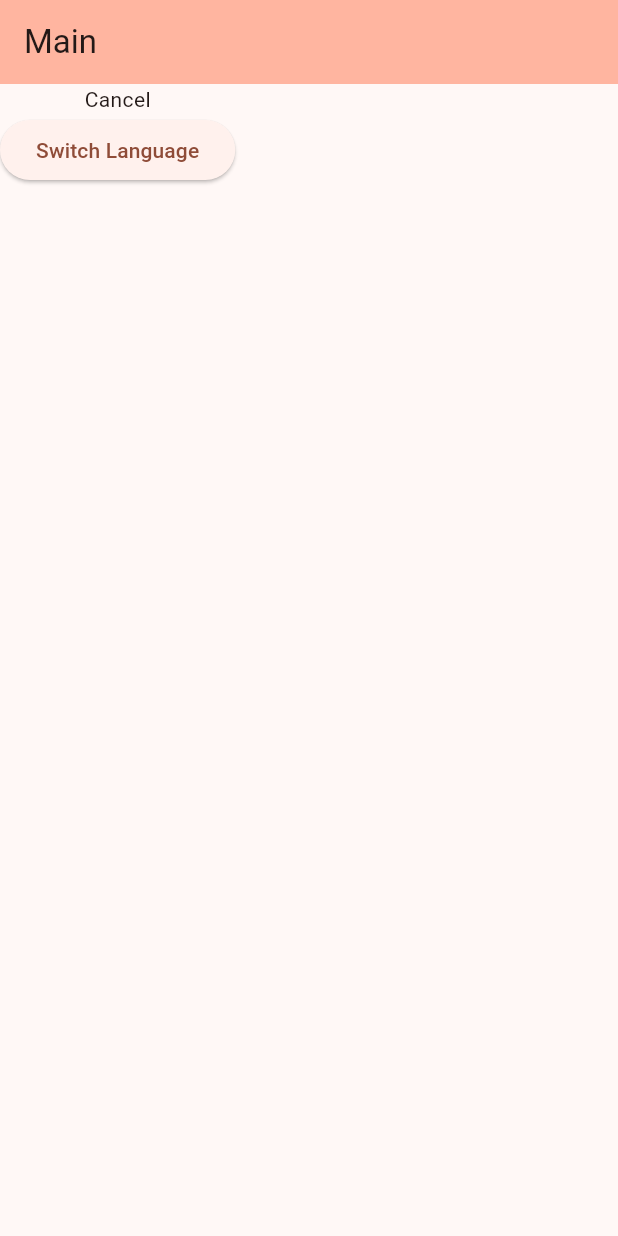
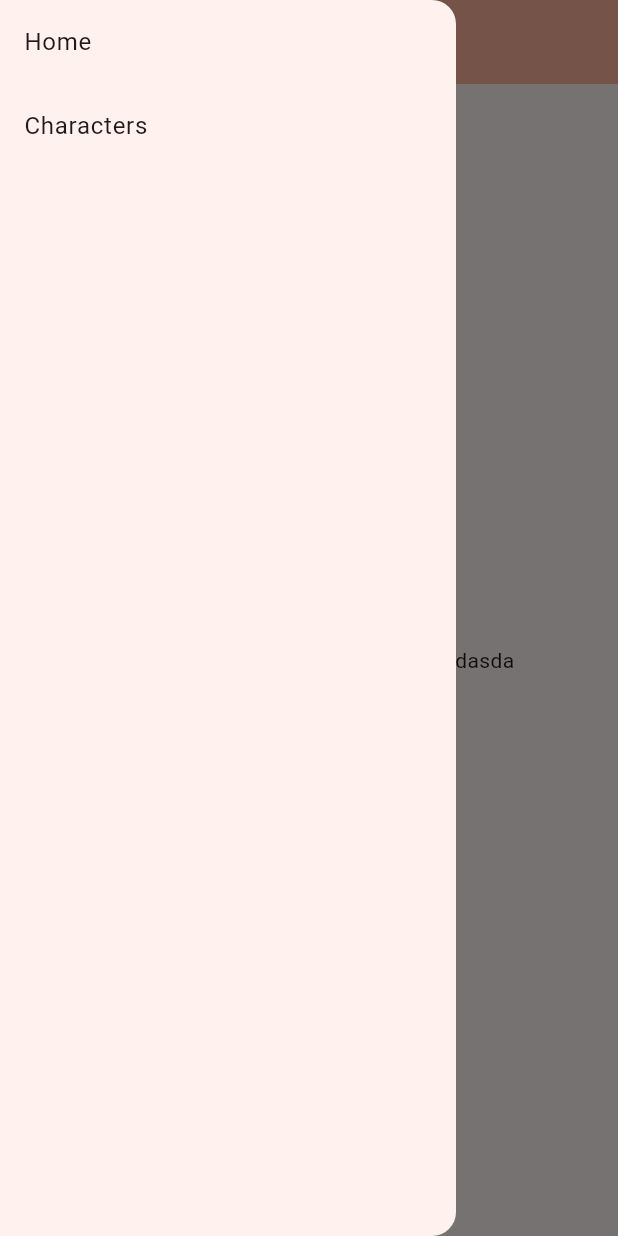
Before and after one commit to chika3742/genshin_material_archive_flt, a Flutter app: the screen it shows after launch, with the side drawer open (before the commit the screen has no drawer), on a phone screen of 412 x 824 dp. Run offline on Flutter 3.47's test engine with Material 3 defaults, Android fonts, the phone set to English and light mode, and no system bars; our stand-ins replace flutter_riverpod, go_router; generated files the repository leaves out were written again.

Commit message:
feat: ページ遷移の機構を実装 (go_router & riverpod 使用)

```diff
--- a/analysis_options.yaml
+++ b/analysis_options.yaml
@@ -25,5 +25,9 @@ linter:
     # avoid_print: false  # Uncomment to disable the `avoid_print` rule
     # prefer_single_quotes: true  # Uncomment to enable the `prefer_single_quotes` rule
 
+analyzer:
+  plugins:
+    - custom_lint
+
 # Additional information about this file can be found at
 # https://dart.dev/guides/language/analysis-options
--- a/assets/i18n/ui_en.i18n.yaml
+++ b/assets/i18n/ui_en.i18n.yaml
@@ -1,2 +1,7 @@
 common:
   cancel: Cancel
+  ok: OK
+
+pageTitles:
+  home: Home
+  characters: Characters
--- a/assets/i18n/ui_ja.i18n.yaml
+++ b/assets/i18n/ui_ja.i18n.yaml
@@ -1,2 +1,7 @@
 common:
   cancel: キャンセル
+  ok: OK
+
+pageTitles:
+  home: ホーム
+  characters: キャラクター
--- /dev/null
+++ b/lib/components/global_scaffold.dart
@@ -0,0 +1,49 @@
+import 'package:flutter/material.dart';
+import 'package:flutter_riverpod/flutter_riverpod.dart';
+import 'package:go_router/go_router.dart';
+
+import '../i18n.g/strings.g.dart';
+
+final pageTitleProvider = StateProvider((ref) => tx.ui.pageTitles.home);
+
+class GlobalScaffold extends ConsumerWidget {
+  const GlobalScaffold({super.key, required this.body, required this.routeName});
+
+  final Widget body;
+  final String? routeName;
+
+  @override
+  Widget build(BuildContext context, WidgetRef ref) {
+    return Scaffold(
+      appBar: AppBar(
+        backgroundColor: Theme.of(context).colorScheme.inversePrimary,
+        title: Text(ref.watch(pageTitleProvider)),
+      ),
+      drawer: NavigationDrawer(
+        children: [
+          NavDrawerItem(title: tx.ui.pageTitles.home, to: "/"),
+          NavDrawerItem(title: tx.ui.pageTitles.characters, to: "/characters"),
+        ],
+      ),
+      body: body,
+    );
+  }
+}
+
+class NavDrawerItem extends StatelessWidget {
+  const NavDrawerItem({super.key, required this.title, required this.to});
+
+  final String title;
+  final String to;
+
+  @override
+  Widget build(BuildContext context) {
+    return ListTile(
+      title: Text(title),
+      onTap: () {
+        context.pop();
+        context.go(to);
+      },
+    );
+  }
+}
--- a/lib/main.dart
+++ b/lib/main.dart
@@ -1,26 +1,119 @@
 import 'package:flutter/material.dart';
+import 'package:flutter_riverpod/flutter_riverpod.dart';
+import 'package:genshin_material_flt/components/global_scaffold.dart';
 import 'package:genshin_material_flt/i18n.g/strings.g.dart';
+import 'package:genshin_material_flt/pages/characters_page.dart';
 import 'package:genshin_material_flt/pages/home.dart';
+import 'package:go_router/go_router.dart';
 
 void main() {
   WidgetsFlutterBinding.ensureInitialized();
   LocaleSettings.useDeviceLocale();
-  runApp(TranslationProvider(child: const MyApp()));
+  runApp(
+    ProviderScope(
+      child: TranslationProvider(
+        child: const MyApp(),
+      ),
+    ),
+  );
 }
 
-class MyApp extends StatelessWidget {
+class MyApp extends ConsumerWidget {
   const MyApp({super.key});
 
   // This widget is the root of your application.
   @override
-  Widget build(BuildContext context) {
-    return MaterialApp(
+  Widget build(BuildContext context, WidgetRef ref) {
+    return MaterialApp.router(
       title: 'Genshin Material',
       theme: ThemeData(
         colorScheme: ColorScheme.fromSeed(seedColor: Colors.deepOrange),
         useMaterial3: true,
       ),
-      home: const HomePage(),
+      routerConfig: GoRouter(routes: [
+        ShellRoute(
+          builder: (context, state, child) => GlobalScaffold(body: child, routeName: state.name),
+          routes: [
+            GoRoute(
+              path: '/',
+              name: tx.ui.pageTitles.home,
+              pageBuilder: (context, state) => _buildPage(
+                key: state.pageKey,
+                title: tx.ui.pageTitles.home,
+                ref: ref,
+                child: const HomePage(),
+              ),
+            ),
+            GoRoute(
+              path: '/characters',
+              name: tx.ui.pageTitles.characters,
+              pageBuilder: (context, state) => _buildPage(
+                key: state.pageKey,
+                title: tx.ui.pageTitles.characters,
+                ref: ref,
+                child: const CharactersPage(),
+              ),
+            ),
+          ],
+        ),
+      ]),
+    );
+  }
+
+  Page _buildPage({required LocalKey key, required String title, required WidgetRef ref, required Widget child}) {
+    Future(() {
+      ref.read(pageTitleProvider.notifier).state = title;
+    });
+    return CustomizedTransitionPage(key: key, child: Material(child: child));
+  }
+}
+
+class CustomizedTransitionPage extends Page {
+  final Widget child;
+
+  const CustomizedTransitionPage({LocalKey? key, required this.child})
+      : super(key: key);
+
+  @override
+  Route createRoute(BuildContext context) {
+    const curve = Curves.easeOutCubic;
+    const reverseCurve = Curves.easeInCubic;
+
+    return PageRouteBuilder(
+      settings: this,
+      transitionDuration: const Duration(milliseconds: 300),
+      reverseTransitionDuration: const Duration(milliseconds: 300),
+      pageBuilder: (context, animation, secondaryAnimation) => child,
+      transitionsBuilder: (context, animation, secondaryAnimation, child) {
+        return FadeTransition(
+          opacity: CurvedAnimation(
+            parent: animation,
+            curve: Curves.easeOutCubic,
+            reverseCurve: Curves.easeInCubic,
+          ),
+          child: SlideTransition(
+            position: Tween<Offset>(
+              begin: const Offset(0.25, 0.0),
+              end: Offset.zero,
+            ).animate(CurvedAnimation(
+              parent: animation,
+              curve: curve,
+              reverseCurve: reverseCurve,
+            )),
+            child: SlideTransition(
+              position: Tween<Offset>(
+                begin: Offset.zero,
+                end: const Offset(-0.15, 0.0),
+              ).animate(CurvedAnimation(
+                parent: secondaryAnimation,
+                curve: curve,
+                reverseCurve: reverseCurve,
+              )),
+              child: child,
+            ),
+          ),
+        );
+      },
     );
   }
 }
--- /dev/null
+++ b/lib/pages/characters_page.dart
@@ -0,0 +1,17 @@
+import 'package:flutter/material.dart';
+
+class CharactersPage extends StatefulWidget {
+  const CharactersPage({super.key});
+
+  @override
+  State<CharactersPage> createState() => _CharactersPageState();
+}
+
+class _CharactersPageState extends State<CharactersPage> {
+  @override
+  Widget build(BuildContext context) {
+    return const Center(
+      child: Text("This is Characters Page!asdasdasdasdsd"),
+    );
+  }
+}
--- a/lib/pages/home.dart
+++ b/lib/pages/home.dart
@@ -1,6 +1,4 @@
 import 'package:flutter/material.dart';
-
-import '../i18n.g/strings.g.dart';
 
 class HomePage extends StatefulWidget {
   const HomePage({super.key});
@@ -12,24 +10,8 @@ class HomePage extends StatefulWidget {
 class _HomePageState extends State<HomePage> {
   @override
   Widget build(BuildContext context) {
-    return Scaffold(
-      appBar: AppBar(
-        backgroundColor: Theme.of(context).colorScheme.inversePrimary,
-        title: const Text("Main"),
-      ),
-      body: Column(
-        children: [
-          Text(t.ui.common.cancel),
-          ElevatedButton(
-            onPressed: () {
-              setState(() {
-                LocaleSettings.setLocale(LocaleSettings.currentLocale == AppLocale.en ? AppLocale.ja : AppLocale.en);
-              });
-            },
-            child: Text("Switch Language"),
-          ),
-        ],
-      ),
+    return const Center(
+      child: Text("This is Home Page!asdasdasdasdasdasda"),
     );
   }
 }
--- a/slang.yaml
+++ b/slang.yaml
@@ -4,3 +4,4 @@ input_directory: assets/i18n
 input_file_pattern: .i18n.yaml
 output_directory: lib/i18n.g
 output_format: multiple_files
+translate_var: tx
```
Also changed, not shown: pubspec.yaml (+7 -0 lines), lib/i18n.g/strings.g.dart, lib/i18n.g/strings_en.g.dart, lib/i18n.g/strings_ja.g.dart, lib/i18n.g/strings_map.g.dart, pubspec.lock.
